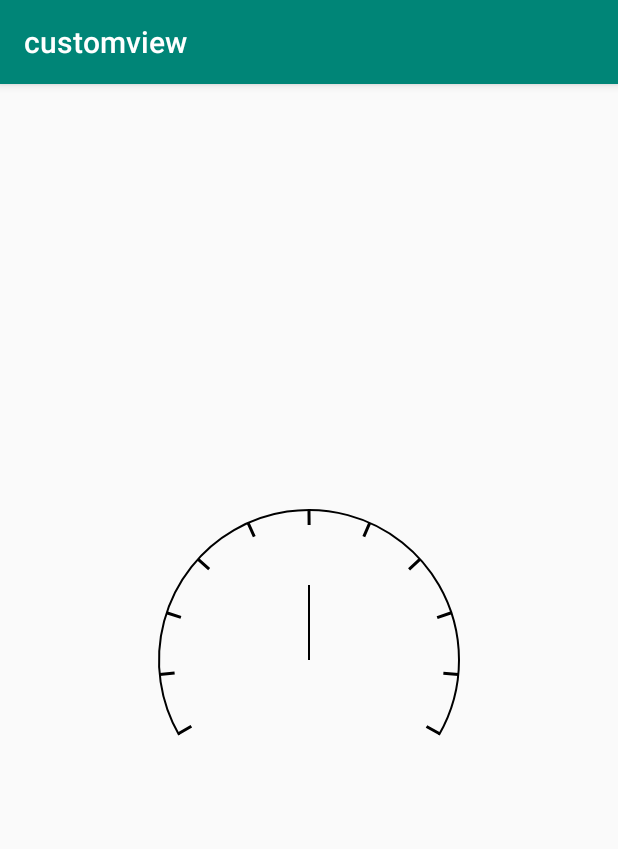
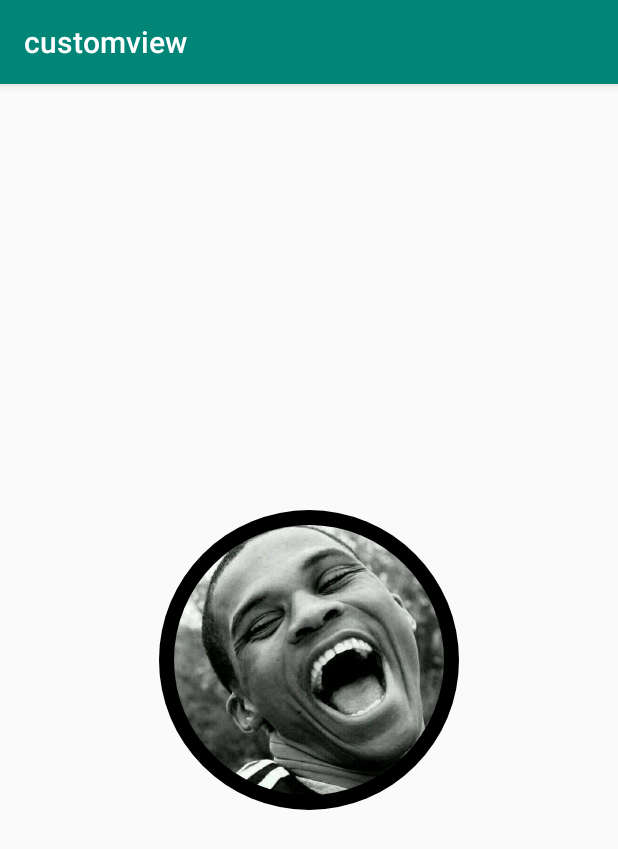
Before and after one commit to yatoooon/CodingRoad, an Android app: the screen it shows after launch (MainActivity), on a phone screen of 412 x 824 dp. Shown: the top 849 px of the screen. Run offline under Robolectric (Android 15) with nearby library versions, the phone set to English and light mode, and no system bars; our stand-ins replace Timber.

Commit message:
整理一下自定义view

```diff
--- /dev/null
+++ b/customview/src/main/java/com/yatoooon/customview/draw/AvatarView.java
@@ -0,0 +1,49 @@
+package com.yatoooon.customview.draw;
+
+import android.content.Context;
+import android.graphics.*;
+import android.support.annotation.Nullable;
+import android.util.AttributeSet;
+import android.view.View;
+import com.yatoooon.baselibrary.utils.DensityUtil;
+import com.yatoooon.customview.R;
+
+public class AvatarView extends View {
+    public static final int WIDTH = DensityUtil.dp2px(200);
+    public static final int RADIUS = DensityUtil.dp2px(100);
+    public static final int EDGE = DensityUtil.dp2px(10);
+
+    Paint paint = new Paint(Paint.ANTI_ALIAS_FLAG);
+    RectF rect = new RectF();
+
+    Xfermode xfermode = new PorterDuffXfermode(PorterDuff.Mode.SRC_IN);
+
+    public AvatarView(Context context, @Nullable AttributeSet attrs) {
+        super(context, attrs);
+    }
+
+
+    @Override
+    protected void onDraw(Canvas canvas) {
+        super.onDraw(canvas);
+
+        canvas.drawCircle(getWidth() / 2, getHeight() / 2, RADIUS, paint);
+        int saveLayer = canvas.saveLayer(getWidth() / 2 - RADIUS, getHeight() / 2 - RADIUS, getWidth() / 2 + RADIUS, getHeight() / 2 + RADIUS, paint);
+        canvas.drawCircle(getWidth() / 2, getHeight() / 2, RADIUS - EDGE, paint);
+        paint.setXfermode(xfermode);
+        rect.set(getWidth() / 2 - RADIUS, getHeight() / 2 - RADIUS, getWidth() / 2 + RADIUS, getHeight() / 2 + RADIUS);
+        canvas.drawBitmap(getAvatar(WIDTH), null, rect, paint);
+        paint.setXfermode(null);
+        canvas.restoreToCount(saveLayer);
+    }
+
+    Bitmap getAvatar(int width) {
+        BitmapFactory.Options options = new BitmapFactory.Options();
+        options.inJustDecodeBounds = true;
+        BitmapFactory.decodeResource(getResources(), R.drawable.head, options);
+        options.inJustDecodeBounds = false;
+        options.inDensity = options.outWidth;
+        options.inTargetDensity = width;
+        return BitmapFactory.decodeResource(getResources(), R.drawable.head, options);
+    }
+}
--- a/customview/src/main/java/com/yatoooon/customview/draw/DashBoardView.java
+++ b/customview/src/main/java/com/yatoooon/customview/draw/DashBoardView.java
@@ -9,6 +9,7 @@ import com.yatoooon.baselibrary.utils.DensityUtil;
 
 public class DashBoardView extends View {
     Paint paint = new Paint(Paint.ANTI_ALIAS_FLAG);
+    private static final int SCALENUM = 10;
     private static final int RADIUS = DensityUtil.dp2px(100);
     private static final int LENGTH = DensityUtil.dp2px(50);
     private static final float ANGLE = 120;
@@ -30,7 +31,7 @@ public class DashBoardView extends View {
         arc.addArc(getWidth() / 2 - RADIUS, getHeight() / 2 - RADIUS, getWidth() / 2 + RADIUS, getHeight() / 2 + RADIUS, ANGLE / 2 + 90, 360 - ANGLE);
         PathMeasure pathMeasure = new PathMeasure(arc, false);
 
-        dashPathEffect = new PathDashPathEffect(path, (pathMeasure.getLength() - DensityUtil.dp2px(2)) / 10, 0, PathDashPathEffect.Style.ROTATE);
+        dashPathEffect = new PathDashPathEffect(path, (pathMeasure.getLength() - DensityUtil.dp2px(2)) / SCALENUM, 0, PathDashPathEffect.Style.ROTATE);
     }
 
     @Override
@@ -53,7 +54,7 @@ public class DashBoardView extends View {
     }
 
     private int calculatePoint(int point) {
-        return (int) ((360 - ANGLE) / 10 * point + 150);
+        return (int) ((360 - ANGLE) / SCALENUM * point + 150);
     }
 
 
--- a/customview/src/main/res/layout/activity_main.xml
+++ b/customview/src/main/res/layout/activity_main.xml
@@ -7,7 +7,7 @@
         android:layout_height="match_parent"
 >
 
-    <com.yatoooon.customview.draw.DashBoardView
+    <com.yatoooon.customview.draw.AvatarView
             android:layout_width="match_parent"
             android:layout_height="match_parent"
             app:layout_constraintBottom_toBottomOf="parent"
```
Also changed, not shown: customview/src/main/res/drawable/head.jpg (added).
